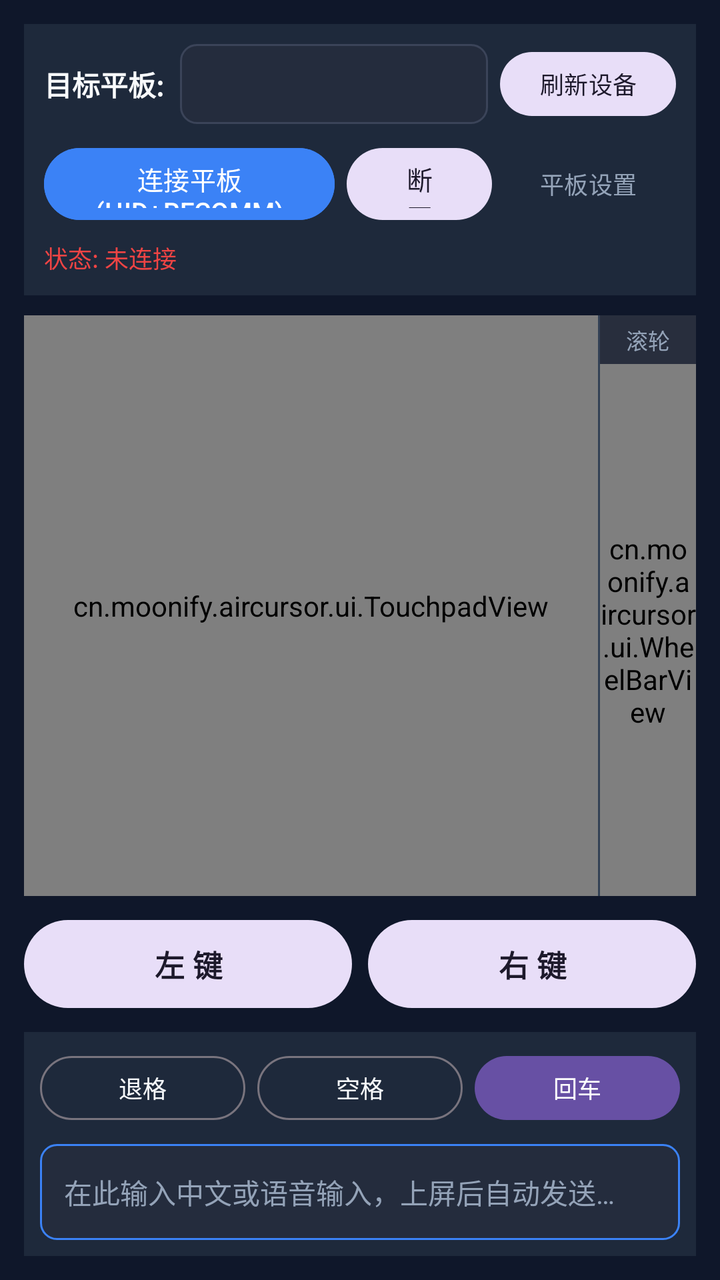
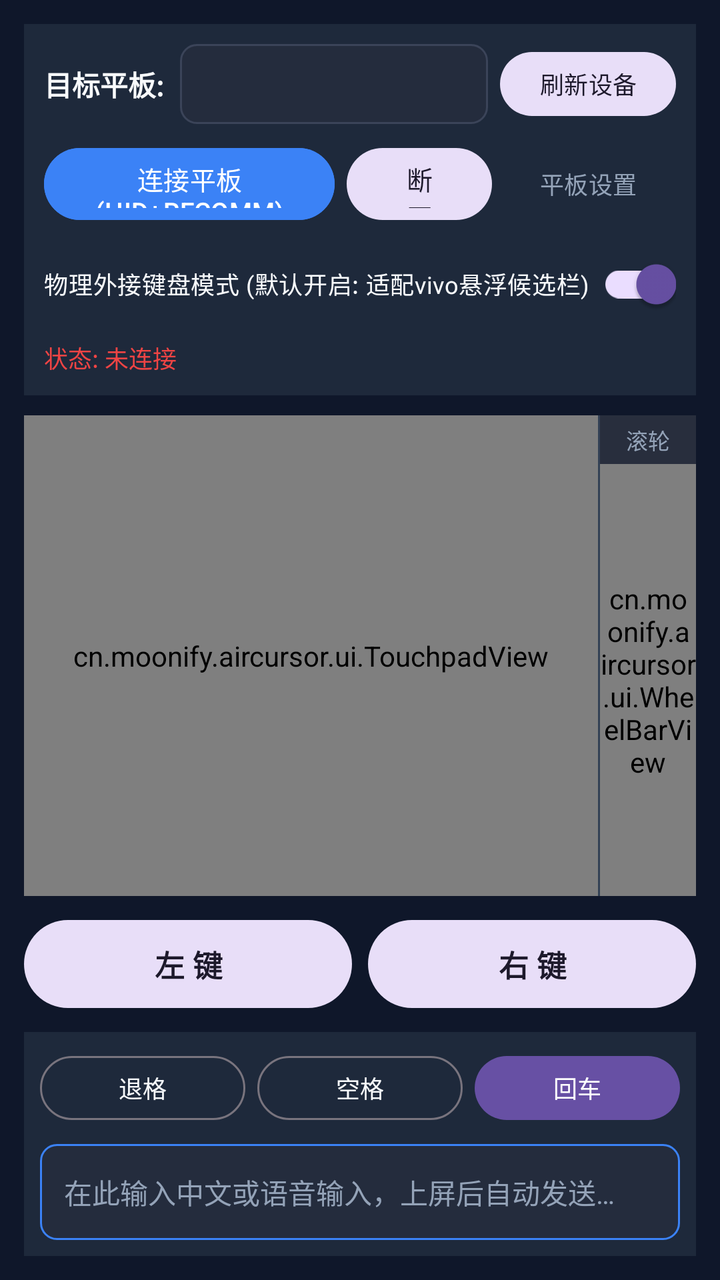

Screens rendered from an Android XML layout before and after an edit, with the pre-edit source and the edit as a unified diff.
<!-- AndroidManifest.xml: application theme Theme.AirCursor -->
<!-- res/layout/activity_main.xml -->
<?xml version="1.0" encoding="utf-8"?>
<LinearLayout xmlns:android="http://schemas.android.com/apk/res/android"
    xmlns:tools="http://schemas.android.com/tools"
    android:layout_width="match_parent"
    android:layout_height="match_parent"
    android:background="@color/bg_dark"
    android:orientation="vertical"
    android:padding="12dp"
    tools:context=".MainActivity">

    
    <LinearLayout
        android:layout_width="match_parent"
        android:layout_height="wrap_content"
        android:background="@color/bg_surface"
        android:orientation="vertical"
        android:padding="10dp">

        <LinearLayout
            android:layout_width="match_parent"
            android:layout_height="wrap_content"
            android:gravity="center_vertical"
            android:orientation="horizontal">

            <TextView
                android:layout_width="wrap_content"
                android:layout_height="wrap_content"
                android:text="目标平板:"
                android:textColor="@color/text_primary"
                android:textSize="14sp"
                android:textStyle="bold" />

            <Spinner
                android:id="@+id/spnDevices"
                android:layout_width="0dp"
                android:layout_height="40dp"
                android:layout_marginStart="8dp"
                android:layout_weight="1"
                android:background="@drawable/bg_spinner"
                android:popupBackground="@color/bg_surface" />

            <Button
                android:id="@+id/btnRefresh"
                style="@style/Widget.Material3.Button.TonalButton"
                android:layout_width="wrap_content"
                android:layout_height="40dp"
                android:layout_marginStart="6dp"
                android:paddingHorizontal="10dp"
                android:text="@string/refresh_devices"
                android:textSize="12sp" />
        </LinearLayout>

        <LinearLayout
            android:layout_width="match_parent"
            android:layout_height="wrap_content"
            android:layout_marginTop="8dp"
            android:gravity="center_vertical"
            android:orientation="horizontal">

            <Button
                android:id="@+id/btnConnect"
                style="@style/Widget.Material3.Button"
                android:layout_width="0dp"
                android:layout_height="44dp"
                android:layout_weight="2"
                android:backgroundTint="@color/primary"
                android:text="@string/connect"
                android:textSize="13sp" />

            <Button
                android:id="@+id/btnDisconnect"
                style="@style/Widget.Material3.Button.TonalButton"
                android:layout_width="0dp"
                android:layout_height="44dp"
                android:layout_marginStart="6dp"
                android:layout_weight="1"
                android:text="@string/disconnect"
                android:textSize="13sp" />

            <Button
                android:id="@+id/btnTabletSettings"
                style="@style/Widget.Material3.Button.TextButton"
                android:layout_width="wrap_content"
                android:layout_height="44dp"
                android:layout_marginStart="4dp"
                android:text="平板设置"
                android:textColor="@color/text_secondary"
                android:textSize="12sp" />
        </LinearLayout>

        <TextView
            android:id="@+id/tvStatus"
            android:layout_width="match_parent"
            android:layout_height="wrap_content"
            android:layout_marginTop="6dp"
            android:text="@string/status_disconnected"
            android:textColor="@color/accent_red"
            android:textSize="12sp" />
    </LinearLayout>

    
    <LinearLayout
        android:layout_width="match_parent"
        android:layout_height="0dp"
        android:layout_marginTop="10dp"
        android:layout_weight="1"
        android:background="@color/bg_trackpad"
        android:orientation="horizontal">

        
        <cn.moonify.aircursor.ui.TouchpadView
            android:id="@+id/touchpadView"
            android:layout_width="0dp"
            android:layout_height="match_parent"
            android:layout_weight="1" />

        
        <View
            android:layout_width="1dp"
            android:layout_height="match_parent"
            android:background="@color/border_color" />

        
        <LinearLayout
            android:layout_width="48dp"
            android:layout_height="match_parent"
            android:orientation="vertical">

            <TextView
                android:layout_width="match_parent"
                android:layout_height="wrap_content"
                android:background="#282E3D"
                android:gravity="center"
                android:paddingVertical="4dp"
                android:text="@string/scroll_bar"
                android:textColor="@color/text_secondary"
                android:textSize="11sp" />

            <cn.moonify.aircursor.ui.WheelBarView
                android:id="@+id/wheelBarView"
                android:layout_width="match_parent"
                android:layout_height="match_parent" />
        </LinearLayout>
    </LinearLayout>

    
    <LinearLayout
        android:layout_width="match_parent"
        android:layout_height="52dp"
        android:layout_marginTop="8dp"
        android:orientation="horizontal">

        <Button
            android:id="@+id/btnLeftClick"
            style="@style/Widget.Material3.Button.TonalButton"
            android:layout_width="0dp"
            android:layout_height="match_parent"
            android:layout_weight="1"
            android:text="@string/left_btn"
            android:textSize="15sp"
            android:textStyle="bold" />

        <Space
            android:layout_width="8dp"
            android:layout_height="match_parent" />

        <Button
            android:id="@+id/btnRightClick"
            style="@style/Widget.Material3.Button.TonalButton"
            android:layout_width="0dp"
            android:layout_height="match_parent"
            android:layout_weight="1"
            android:text="@string/right_btn"
            android:textSize="15sp"
            android:textStyle="bold" />
    </LinearLayout>

    
    <LinearLayout
        android:layout_width="match_parent"
        android:layout_height="wrap_content"
        android:layout_marginTop="8dp"
        android:background="@color/bg_surface"
        android:orientation="vertical"
        android:padding="8dp">

        
        <LinearLayout
            android:layout_width="match_parent"
            android:layout_height="wrap_content"
            android:orientation="horizontal">

            <Button
                android:id="@+id/btnBackspace"
                style="@style/Widget.Material3.Button.OutlinedButton"
                android:layout_width="0dp"
                android:layout_height="40dp"
                android:layout_weight="1"
                android:text="@string/btn_backspace"
                android:textColor="@color/text_primary"
                android:textSize="12sp" />

            <Button
                android:id="@+id/btnSpace"
                style="@style/Widget.Material3.Button.OutlinedButton"
                android:layout_width="0dp"
                android:layout_height="40dp"
                android:layout_marginStart="6dp"
                android:layout_weight="1"
                android:text="@string/btn_space"
                android:textColor="@color/text_primary"
                android:textSize="12sp" />

            <Button
                android:id="@+id/btnEnter"
                style="@style/Widget.Material3.Button"
                android:layout_width="0dp"
                android:layout_height="40dp"
                android:layout_marginStart="6dp"
                android:layout_weight="1"
                android:text="@string/btn_enter"
                android:textSize="12sp" />
        </LinearLayout>

        
        <EditText
            android:id="@+id/etInput"
            android:layout_width="match_parent"
            android:layout_height="48dp"
            android:layout_marginTop="8dp"
            android:background="@drawable/bg_edittext"
            android:hint="@string/input_hint"
            android:imeOptions="actionDone|flagNoExtractUi"
            android:inputType="text|textMultiLine"
            android:paddingHorizontal="12dp"
            android:textColor="@color/text_primary"
            android:textColorHint="@color/text_secondary"
            android:textSize="14sp" />
    </LinearLayout>

</LinearLayout>
<!-- resources referenced by this layout -->
<resources>
  <color name="accent_red">#EF4444</color>
  <color name="bg_dark">#0F172A</color>
  <color name="bg_surface">#1E293B</color>
  <color name="bg_trackpad">#182030</color>
  <color name="border_color">#334155</color>
  <color name="primary">#3B82F6</color>
  <color name="text_primary">#F8FAFC</color>
  <color name="text_secondary">#94A3B8</color>
  <!-- drawable bg_edittext (drawable) -->
  <?xml version="1.0" encoding="utf-8"?>
  <shape xmlns:android="http://schemas.android.com/apk/res/android"
      android:shape="rectangle">
      <solid android:color="#242C3D" />
      <corners android:radius="8dp" />
      <stroke
          android:width="1dp"
          android:color="#3B82F6" />
  </shape>
  <!-- drawable bg_spinner (drawable) -->
  <?xml version="1.0" encoding="utf-8"?>
  <shape xmlns:android="http://schemas.android.com/apk/res/android"
      android:shape="rectangle">
      <solid android:color="#242C3D" />
      <corners android:radius="8dp" />
      <stroke
          android:width="1dp"
          android:color="#3B4459" />
  </shape>
  <string name="btn_backspace">退格</string>
  <string name="btn_enter">回车</string>
  <string name="btn_space">空格</string>
  <string name="connect">连接平板 (HID+RFCOMM)</string>
  <string name="disconnect">断开连接</string>
  <string name="input_hint">在此输入中文或语音输入，上屏后自动发送…</string>
  <string name="left_btn">左 键</string>
  <string name="refresh_devices">刷新设备</string>
  <string name="right_btn">右 键</string>
  <string name="scroll_bar">滚轮</string>
  <string name="status_disconnected">状态: 未连接</string>
  <style name="Theme.AirCursor" parent="Base.Theme.AirCursor" />
  <style name="Base.Theme.AirCursor" parent="Theme.Material3.DayNight.NoActionBar">
          
          
      </style>
</resources>

<!-- the commit's change to res/layout/activity_main.xml (unified diff, before → after) -->
@@ -88,11 +88,21 @@
                 android:textSize="12sp" />
         </LinearLayout>
 
+        <androidx.appcompat.widget.SwitchCompat
+            android:id="@+id/switchComboMode"
+            android:layout_width="match_parent"
+            android:layout_height="wrap_content"
+            android:layout_marginTop="4dp"
+            android:checked="true"
+            android:text="物理外接键盘模式 (默认开启: 适配vivo悬浮候选栏)"
+            android:textColor="@color/text_primary"
+            android:textSize="12sp" />
+
         <TextView
             android:id="@+id/tvStatus"
             android:layout_width="match_parent"
             android:layout_height="wrap_content"
-            android:layout_marginTop="6dp"
+            android:layout_marginTop="4dp"
             android:text="@string/status_disconnected"
             android:textColor="@color/accent_red"
             android:textSize="12sp" />
